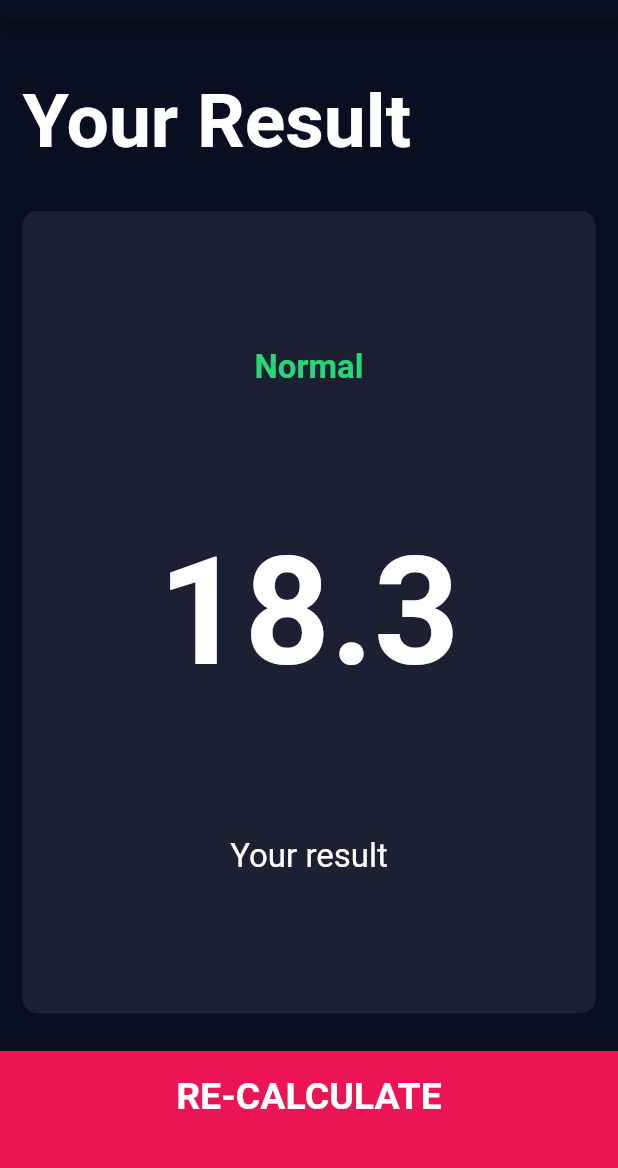
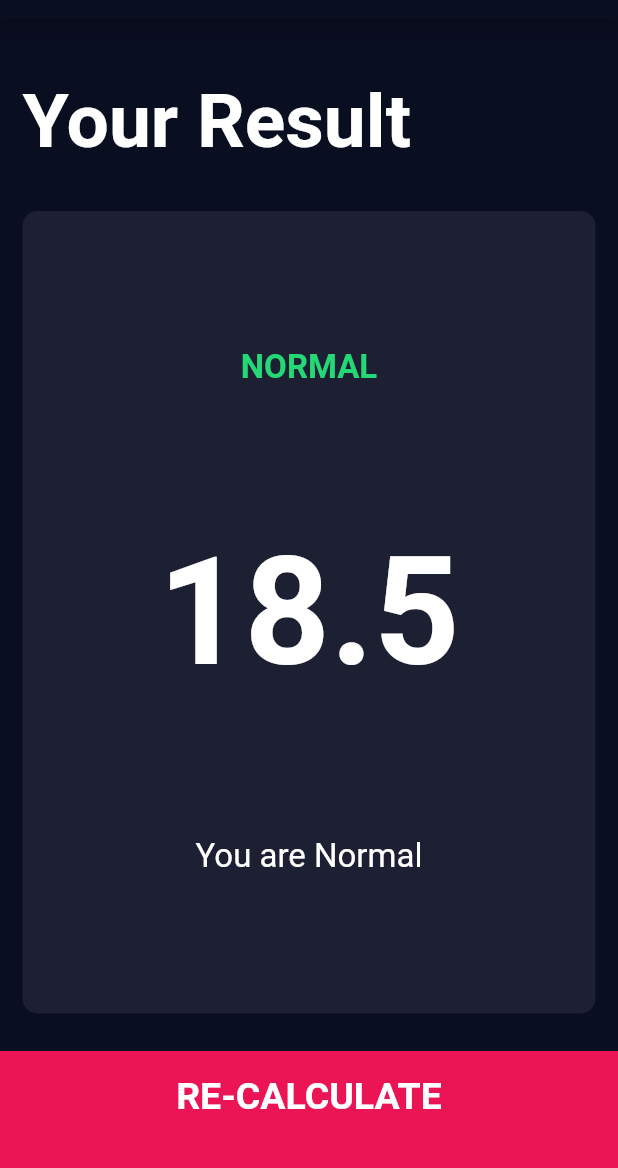
Before and after one commit to yukilaurentiu/bmi_flutter, a Flutter app: the screen it shows after launch, after a tap on "CALCULATE", on a phone screen of 412 x 824 dp, the part 65-1233 px from its top. Run offline on Flutter 3.47's test engine with Material 2 defaults, Android fonts, the phone set to English and light mode, and no system bars; our stand-ins replace font_awesome_flutter.

Commit message:
inplemented calculate BMI function

```diff
--- /dev/null
+++ b/lib/calculate_brain.dart
@@ -0,0 +1,34 @@
+import 'dart:math';
+
+class CalculatorBrain {
+  CalculatorBrain({required this.height, required this.weight});
+  final int height;
+  final int weight;
+  late double _bmi;
+
+  String calcBMI(){
+    _bmi = weight / pow(height / 100, 2);
+    return _bmi.toStringAsFixed(1);
+  }
+
+  String getResult(){
+    if(_bmi >= 25){
+      return 'Overweight';
+    } else if (_bmi > 18.5){
+      return 'Normal';
+    } else {
+      return 'Underweight';
+    }
+  }
+
+  String getInterpretation(){
+    if(_bmi >= 25){
+      return 'You are Chubby';
+    } else if (_bmi > 18.5){
+      return 'You are Normal';
+    } else {
+      return 'You are Underweight';
+    }
+  }
+
+}
--- a/lib/screens/input_page.dart
+++ b/lib/screens/input_page.dart
@@ -1,3 +1,4 @@
+import 'package:bmi_flutter/calculate_brain.dart';
 import 'package:bmi_flutter/screens/result_page.dart';
 import 'package:flutter/material.dart';
 import 'package:font_awesome_flutter/font_awesome_flutter.dart';
@@ -195,7 +196,7 @@ class _InputPageState extends State<InputPage> {
                                     icon: FontAwesomeIcons.plus,
                                     onTap: () {
                                       setState(() {
-                                        age--;
+                                        age++;
                                       });
                                     }),
                                 const SizedBox(width: 10.0),
@@ -220,12 +221,16 @@ class _InputPageState extends State<InputPage> {
           BottomButton(
             buttonTitle: 'CALCULATE',
             onTap: () {
+              CalculatorBrain calc =
+                  CalculatorBrain(height: height, weight: weight);
               Navigator.push(
                 context,
                 MaterialPageRoute(
-                  builder: (context) {
-                    return const ResultPage();
-                  },
+                  builder: (context) => ResultPage(
+                    bmiResult: calc.calcBMI(),
+                    resultText: calc.getResult(),
+                    interpretation: calc.getInterpretation(),
+                  ),
                 ),
               );
             },
--- a/lib/screens/result_page.dart
+++ b/lib/screens/result_page.dart
@@ -4,7 +4,11 @@ import '../components/reusable_card.dart';
 import 'package:bmi_flutter/components/bottom_button.dart';
 
 class ResultPage extends StatelessWidget {
-  const ResultPage({Key? key}) : super(key: key);
+  const ResultPage({super.key, required this.bmiResult, required this.resultText, required this.interpretation});
+
+  final String bmiResult;
+  final String resultText;
+  final String interpretation;
 
   @override
   Widget build(BuildContext context) {
@@ -18,7 +22,7 @@ class ResultPage extends StatelessWidget {
         children: <Widget>[
           Expanded(
             child: Container(
-              padding: EdgeInsets.all(15.0),
+              padding: const EdgeInsets.all(15.0),
               alignment: Alignment.bottomLeft,
               child: const Text('Your Result', style: titleStyle),
             ),
@@ -31,13 +35,13 @@ class ResultPage extends StatelessWidget {
                 mainAxisAlignment: MainAxisAlignment.spaceEvenly,
                 crossAxisAlignment: CrossAxisAlignment.center,
                 children: <Widget>[
-                  Text('Normal', style: resultTextStyle),
+                  Text(resultText.toUpperCase(), style: resultTextStyle),
                   Text(
-                    '18.3',
+                    bmiResult,
                     style: bmiTextStyle,
                   ),
                   Text(
-                    'Your result',
+                    interpretation,
                     style: bodyTextStyle,
                     textAlign: TextAlign.center,
                   ),
```
Also changed, not shown: pubspec.lock, 1 other file.
